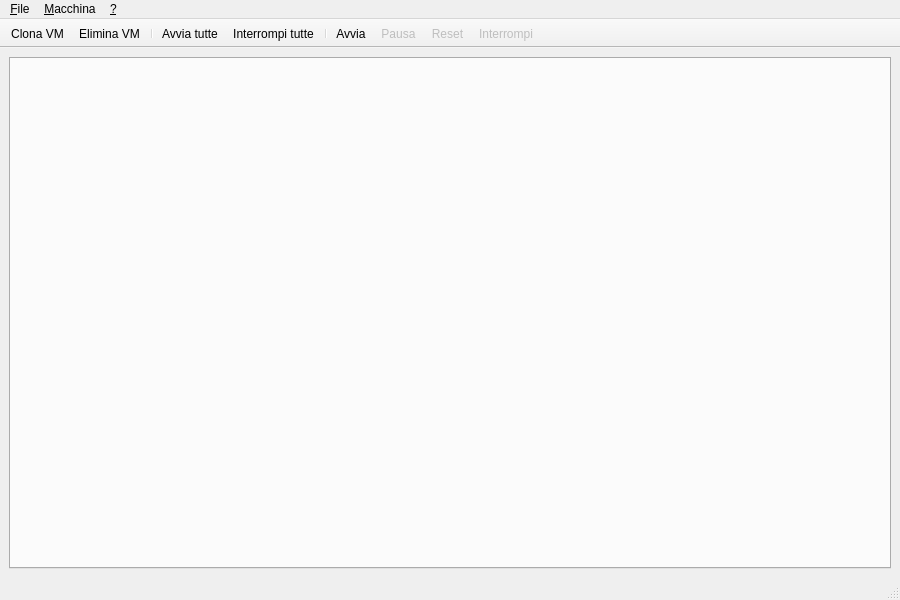
The window that src/MainWindow.ui (nanodario/vb-ant) describes before a commit, drawn with Qt 5.
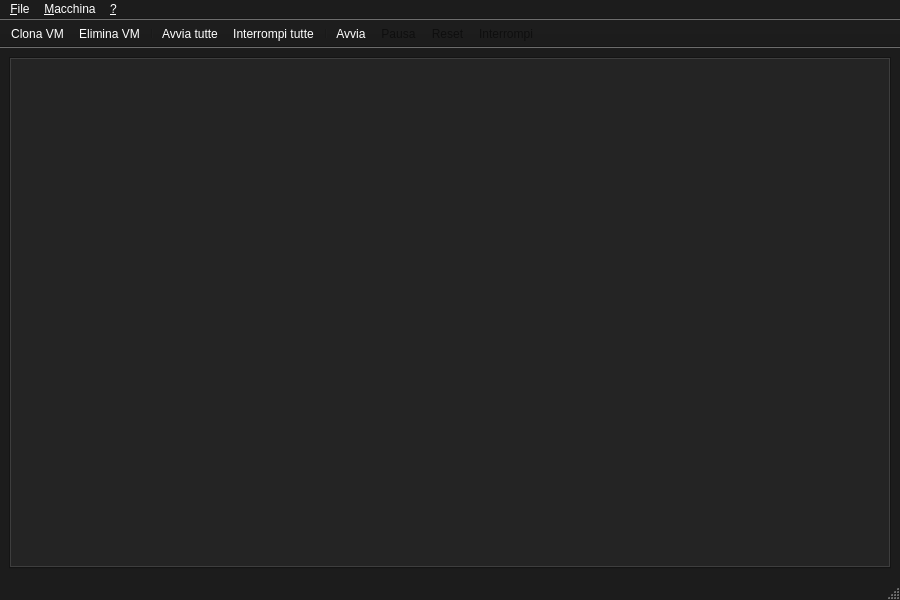
The same window after the commit. Icons and pictures are not drawn.

The edit to the form file:
```diff
--- a/src/MainWindow.ui
+++ b/src/MainWindow.ui
@@ -10,6 +10,427 @@
     <height>600</height>
    </rect>
   </property>
+  <property name="minimumSize">
+   <size>
+    <width>900</width>
+    <height>600</height>
+   </size>
+  </property>
+  <property name="palette">
+   <palette>
+    <active>
+     <colorrole role="WindowText">
+      <brush brushstyle="SolidPattern">
+       <color alpha="255">
+        <red>255</red>
+        <green>255</green>
+        <blue>255</blue>
+       </color>
+      </brush>
+     </colorrole>
+     <colorrole role="Button">
+      <brush brushstyle="SolidPattern">
+       <color alpha="255">
+        <red>28</red>
+        <green>28</green>
+        <blue>28</blue>
+       </color>
+      </brush>
+     </colorrole>
+     <colorrole role="Light">
+      <brush brushstyle="SolidPattern">
+       <color alpha="255">
+        <red>42</red>
+        <green>42</green>
+        <blue>42</blue>
+       </color>
+      </brush>
+     </colorrole>
+     <colorrole role="Midlight">
+      <brush brushstyle="SolidPattern">
+       <color alpha="255">
+        <red>35</red>
+        <green>35</green>
+        <blue>35</blue>
+       </color>
+      </brush>
+     </colorrole>
+     <colorrole role="Dark">
+      <brush brushstyle="SolidPattern">
+       <color alpha="255">
+        <red>14</red>
+        <green>14</green>
+        <blue>14</blue>
+       </color>
+      </brush>
+     </colorrole>
+     <colorrole role="Mid">
+      <brush brushstyle="SolidPattern">
+       <color alpha="255">
+        <red>18</red>
+        <green>18</green>
+        <blue>18</blue>
+       </color>
+      </brush>
+     </colorrole>
+     <colorrole role="Text">
+      <brush brushstyle="SolidPattern">
+       <color alpha="255">
+        <red>255</red>
+        <green>255</green>
+        <blue>255</blue>
+       </color>
+      </brush>
+     </colorrole>
+     <colorrole role="BrightText">
+      <brush brushstyle="SolidPattern">
+       <color alpha="255">
+        <red>255</red>
+        <green>255</green>
+        <blue>255</blue>
+       </color>
+      </brush>
+     </colorrole>
+     <colorrole role="ButtonText">
+      <brush brushstyle="SolidPattern">
+       <color alpha="255">
+        <red>255</red>
+        <green>255</green>
+        <blue>255</blue>
+       </color>
+      </brush>
+     </colorrole>
+     <colorrole role="Base">
+      <brush brushstyle="SolidPattern">
+       <color alpha="255">
+        <red>0</red>
+        <green>0</green>
+        <blue>0</blue>
+       </color>
+      </brush>
+     </colorrole>
+     <colorrole role="Window">
+      <brush brushstyle="SolidPattern">
+       <color alpha="255">
+        <red>28</red>
+        <green>28</green>
+        <blue>28</blue>
+       </color>
+      </brush>
+     </colorrole>
+     <colorrole role="Shadow">
+      <brush brushstyle="SolidPattern">
+       <color alpha="255">
+        <red>0</red>
+        <green>0</green>
+        <blue>0</blue>
+       </color>
+      </brush>
+     </colorrole>
+     <colorrole role="AlternateBase">
+      <brush brushstyle="SolidPattern">
+       <color alpha="255">
+        <red>14</red>
+        <green>14</green>
+        <blue>14</blue>
+       </color>
+      </brush>
+     </colorrole>
+     <colorrole role="ToolTipBase">
+      <brush brushstyle="SolidPattern">
+       <color alpha="255">
+        <red>255</red>
+        <green>255</green>
+        <blue>220</blue>
+       </color>
+      </brush>
+     </colorrole>
+     <colorrole role="ToolTipText">
+      <brush brushstyle="SolidPattern">
+       <color alpha="255">
+        <red>0</red>
+        <green>0</green>
+        <blue>0</blue>
+       </color>
+      </brush>
+     </colorrole>
+    </active>
+    <inactive>
+     <colorrole role="WindowText">
+      <brush brushstyle="SolidPattern">
+       <color alpha="255">
+        <red>255</red>
+        <green>255</green>
+        <blue>255</blue>
+       </color>
+      </brush>
+     </colorrole>
+     <colorrole role="Button">
+      <brush brushstyle="SolidPattern">
+       <color alpha="255">
+        <red>28</red>
+        <green>28</green>
+        <blue>28</blue>
+       </color>
+      </brush>
+     </colorrole>
+     <colorrole role="Light">
+      <brush brushstyle="SolidPattern">
+       <color alpha="255">
+        <red>42</red>
+        <green>42</green>
+        <blue>42</blue>
+       </color>
+      </brush>
+     </colorrole>
+     <colorrole role="Midlight">
+      <brush brushstyle="SolidPattern">
+       <color alpha="255">
+        <red>35</red>
+        <green>35</green>
+        <blue>35</blue>
+       </color>
+      </brush>
+     </colorrole>
+     <colorrole role="Dark">
+      <brush brushstyle="SolidPattern">
+       <color alpha="255">
+        <red>14</red>
+        <green>14</green>
+        <blue>14</blue>
+       </color>
+      </brush>
+     </colorrole>
+     <colorrole role="Mid">
+      <brush brushstyle="SolidPattern">
+       <color alpha="255">
+        <red>18</red>
+        <green>18</green>
+        <blue>18</blue>
+       </color>
+      </brush>
+     </colorrole>
+     <colorrole role="Text">
+      <brush brushstyle="SolidPattern">
+       <color alpha="255">
+        <red>255</red>
+        <green>255</green>
+        <blue>255</blue>
+       </color>
+      </brush>
+     </colorrole>
+     <colorrole role="BrightText">
+      <brush brushstyle="SolidPattern">
+       <color alpha="255">
+        <red>255</red>
+        <green>255</green>
+        <blue>255</blue>
+       </color>
+      </brush>
+     </colorrole>
+     <colorrole role="ButtonText">
+      <brush brushstyle="SolidPattern">
+       <color alpha="255">
+        <red>255</red>
+        <green>255</green>
+        <blue>255</blue>
+       </color>
+      </brush>
+     </colorrole>
+     <colorrole role="Base">
+      <brush brushstyle="SolidPattern">
+       <color alpha="255">
+        <red>0</red>
+        <green>0</green>
+        <blue>0</blue>
+       </color>
+      </brush>
+     </colorrole>
+     <colorrole role="Window">
+      <brush brushstyle="SolidPattern">
+       <color alpha="255">
+        <red>28</red>
+        <green>28</green>
+        <blue>28</blue>
+       </color>
+      </brush>
+     </colorrole>
+     <colorrole role="Shadow">
+      <brush brushstyle="SolidPattern">
+       <color alpha="255">
+        <red>0</red>
+        <green>0</green>
+        <blue>0</blue>
+       </color>
+      </brush>
+     </colorrole>
+     <colorrole role="AlternateBase">
+      <brush brushstyle="SolidPattern">
+       <color alpha="255">
+        <red>14</red>
+        <green>14</green>
+        <blue>14</blue>
+       </color>
+      </brush>
+     </colorrole>
+     <colorrole role="ToolTipBase">
+      <brush brushstyle="SolidPattern">
+       <color alpha="255">
+        <red>255</red>
+        <green>255</green>
+        <blue>220</blue>
+       </color>
+      </brush>
+     </colorrole>
+     <colorrole role="ToolTipText">
+      <brush brushstyle="SolidPattern">
+       <color alpha="255">
+        <red>0</red>
+        <green>0</green>
+        <blue>0</blue>
+       </color>
+      </brush>
+     </colorrole>
+    </inactive>
+    <disabled>
+     <colorrole role="WindowText">
+      <brush brushstyle="SolidPattern">
+       <color alpha="255">
+        <red>14</red>
+        <green>14</green>
+        <blue>14</blue>
+       </color>
+      </brush>
+     </colorrole>
+     <colorrole role="Button">
+      <brush brushstyle="SolidPattern">
+       <color alpha="255">
+        <red>28</red>
+        <green>28</green>
+        <blue>28</blue>
+       </color>
+      </brush>
+     </colorrole>
+     <colorrole role="Light">
+      <brush brushstyle="SolidPattern">
+       <color alpha="255">
+        <red>42</red>
+        <green>42</green>
+        <blue>42</blue>
+       </color>
+      </brush>
+     </colorrole>
+     <colorrole role="Midlight">
+      <brush brushstyle="SolidPattern">
+       <color alpha="255">
+        <red>35</red>
+        <green>35</green>
+        <blue>35</blue>
+       </color>
+      </brush>
+     </colorrole>
+     <colorrole role="Dark">
+      <brush brushstyle="SolidPattern">
+       <color alpha="255">
+        <red>14</red>
+        <green>14</green>
+        <blue>14</blue>
+       </color>
+      </brush>
+     </colorrole>
+     <colorrole role="Mid">
+      <brush brushstyle="SolidPattern">
+       <color alpha="255">
+        <red>18</red>
+        <green>18</green>
+        <blue>18</blue>
+       </color>
+      </brush>
+     </colorrole>
+     <colorrole role="Text">
+      <brush brushstyle="SolidPattern">
+       <color alpha="255">
+        <red>14</red>
+        <green>14</green>
+        <blue>14</blue>
+       </color>
+      </brush>
+     </colorrole>
+     <colorrole role="BrightText">
+      <brush brushstyle="SolidPattern">
+       <color alpha="255">
+        <red>255</red>
+        <green>255</green>
+        <blue>255</blue>
+       </color>
+      </brush>
+     </colorrole>
+     <colorrole role="ButtonText">
+      <brush brushstyle="SolidPattern">
+       <color alpha="255">
+        <red>14</red>
+        <green>14</green>
+        <blue>14</blue>
+       </color>
+      </brush>
+     </colorrole>
+     <colorrole role="Base">
+      <brush brushstyle="SolidPattern">
+       <color alpha="255">
+        <red>28</red>
+        <green>28</green>
+        <blue>28</blue>
+       </color>
+      </brush>
+     </colorrole>
+     <colorrole role="Window">
+      <brush brushstyle="SolidPattern">
+       <color alpha="255">
+        <red>28</red>
+        <green>28</green>
+        <blue>28</blue>
+       </color>
+      </brush>
+     </colorrole>
+     <colorrole role="Shadow">
+      <brush brushstyle="SolidPattern">
+       <color alpha="255">
+        <red>0</red>
+        <green>0</green>
+        <blue>0</blue>
+       </color>
+      </brush>
+     </colorrole>
+     <colorrole role="AlternateBase">
+      <brush brushstyle="SolidPattern">
+       <color alpha="255">
+        <red>28</red>
+        <green>28</green>
+        <blue>28</blue>
+       </color>
+      </brush>
+     </colorrole>
+     <colorrole role="ToolTipBase">
+      <brush brushstyle="SolidPattern">
+       <color alpha="255">
+        <red>255</red>
+        <green>255</green>
+        <blue>220</blue>
+       </color>
+      </brush>
+     </colorrole>
+     <colorrole role="ToolTipText">
+      <brush brushstyle="SolidPattern">
+       <color alpha="255">
+        <red>0</red>
+        <green>0</green>
+        <blue>0</blue>
+       </color>
+      </brush>
+     </colorrole>
+    </disabled>
+   </palette>
+  </property>
   <property name="windowTitle">
    <string>MainWindow</string>
   </property>
@@ -36,7 +457,422 @@
      <height>21</height>
     </rect>
    </property>
-   <widget class="QMenu" name="menu">
+   <widget class="QMenu" name="menuInfoSu">
+    <property name="palette">
+     <palette>
+      <active>
+       <colorrole role="WindowText">
+        <brush brushstyle="SolidPattern">
+         <color alpha="255">
+          <red>255</red>
+          <green>255</green>
+          <blue>255</blue>
+         </color>
+        </brush>
+       </colorrole>
+       <colorrole role="Button">
+        <brush brushstyle="SolidPattern">
+         <color alpha="255">
+          <red>28</red>
+          <green>28</green>
+          <blue>28</blue>
+         </color>
+        </brush>
+       </colorrole>
+       <colorrole role="Light">
+        <brush brushstyle="SolidPattern">
+         <color alpha="255">
+          <red>42</red>
+          <green>42</green>
+          <blue>42</blue>
+         </color>
+        </brush>
+       </colorrole>
+       <colorrole role="Midlight">
+        <brush brushstyle="SolidPattern">
+         <color alpha="255">
+          <red>35</red>
+          <green>35</green>
+          <blue>35</blue>
+         </color>
+        </brush>
+       </colorrole>
+       <colorrole role="Dark">
+        <brush brushstyle="SolidPattern">
+         <color alpha="255">
+          <red>14</red>
+          <green>14</green>
+          <blue>14</blue>
+         </color>
+        </brush>
+       </colorrole>
+       <colorrole role="Mid">
+        <brush brushstyle="SolidPattern">
+         <color alpha="255">
+          <red>18</red>
+          <green>18</green>
+          <blue>18</blue>
+         </color>
+        </brush>
+       </colorrole>
+       <colorrole role="Text">
+        <brush brushstyle="SolidPattern">
+         <color alpha="255">
+          <red>255</red>
+          <green>255</green>
+          <blue>255</blue>
+         </color>
+        </brush>
+       </colorrole>
+       <colorrole role="BrightText">
+        <brush brushstyle="SolidPattern">
+         <color alpha="255">
+          <red>255</red>
+          <green>255</green>
+          <blue>255</blue>
+         </color>
+        </brush>
+       </colorrole>
+       <colorrole role="ButtonText">
+        <brush brushstyle="SolidPattern">
+         <color alpha="255">
+          <red>255</red>
+          <green>255</green>
+          <blue>255</blue>
+         </color>
+        </brush>
+       </colorrole>
+       <colorrole role="Base">
+        <brush brushstyle="SolidPattern">
+         <color alpha="255">
+          <red>0</red>
+          <green>0</green>
+          <blue>0</blue>
+         </color>
+        </brush>
+       </colorrole>
+       <colorrole role="Window">
+        <brush brushstyle="SolidPattern">
+         <color alpha="255">
+          <red>28</red>
+          <green>28</green>
+          <blue>28</blue>
+         </color>
+        </brush>
+       </colorrole>
+       <colorrole role="Shadow">
+        <brush brushstyle="SolidPattern">
+         <color alpha="255">
+          <red>0</red>
+          <green>0</green>
+          <blue>0</blue>
+         </color>
+        </brush>
+       </colorrole>
+       <colorrole role="AlternateBase">
+        <brush brushstyle="SolidPattern">
+         <color alpha="255">
+          <red>14</red>
+          <green>14</green>
+          <blue>14</blue>
+         </color>
+        </brush>
+       </colorrole>
+       <colorrole role="ToolTipBase">
+        <brush brushstyle="SolidPattern">
+         <color alpha="255">
+          <red>255</red>
+          <green>255</green>
+          <blue>220</blue>
+         </color>
+        </brush>
+       </colorrole>
+       <colorrole role="ToolTipText">
+        <brush brushstyle="SolidPattern">
+         <color alpha="255">
+          <red>0</red>
+          <green>0</green>
+          <blue>0</blue>
+         </color>
+        </brush>
+       </colorrole>
+      </active>
+      <inactive>
+       <colorrole role="WindowText">
+        <brush brushstyle="SolidPattern">
+         <color alpha="255">
+          <red>255</red>
+          <green>255</green>
+          <blue>255</blue>
+         </color>
+        </brush>
+       </colorrole>
+       <colorrole role="Button">
+        <brush brushstyle="SolidPattern">
+         <color alpha="255">
+          <red>28</red>
+          <green>28</green>
+          <blue>28</blue>
+         </color>
+        </brush>
+       </colorrole>
+       <colorrole role="Light">
+        <brush brushstyle="SolidPattern">
+         <color alpha="255">
+          <red>42</red>
+          <green>42</green>
+          <blue>42</blue>
+         </color>
+        </brush>
+       </colorrole>
+       <colorrole role="Midlight">
+        <brush brushstyle="SolidPattern">
+         <color alpha="255">
+          <red>35</red>
+          <green>35</green>
+          <blue>35</blue>
+         </color>
+        </brush>
+       </colorrole>
+       <colorrole role="Dark">
+        <brush brushstyle="SolidPattern">
+         <color alpha="255">
+          <red>14</red>
+          <green>14</green>
+          <blue>14</blue>
+         </color>
+        </brush>
+       </colorrole>
+       <colorrole role="Mid">
+        <brush brushstyle="SolidPattern">
+         <color alpha="255">
+          <red>18</red>
+          <green>18</green>
+          <blue>18</blue>
+         </color>
+        </brush>
+       </colorrole>
+       <colorrole role="Text">
+        <brush brushstyle="SolidPattern">
+         <color alpha="255">
+          <red>255</red>
+          <green>255</green>
+          <blue>255</blue>
+         </color>
+        </brush>
+       </colorrole>
+       <colorrole role="BrightText">
+        <brush brushstyle="SolidPattern">
+         <color alpha="255">
+          <red>255</red>
+          <green>255</green>
+          <blue>255</blue>
+         </color>
+        </brush>
+       </colorrole>
+       <colorrole role="ButtonText">
+        <brush brushstyle="SolidPattern">
+         <color alpha="255">
+          <red>255</red>
+          <green>255</green>
+          <blue>255</blue>
+         </color>
+        </brush>
+       </colorrole>
+       <colorrole role="Base">
+        <brush brushstyle="SolidPattern">
+         <color alpha="255">
+          <red>0</red>
+          <green>0</green>
+          <blue>0</blue>
+         </color>
+        </brush>
+       </colorrole>
+       <colorrole role="Window">
+        <brush brushstyle="SolidPattern">
+         <color alpha="255">
+          <red>28</red>
+          <green>28</green>
+          <blue>28</blue>
+         </color>
+        </brush>
+       </colorrole>
+       <colorrole role="Shadow">
+        <brush brushstyle="SolidPattern">
+         <color alpha="255">
+          <red>0</red>
+          <green>0</green>
+          <blue>0</blue>
+         </color>
+        </brush>
+       </colorrole>
+       <colorrole role="AlternateBase">
+        <brush brushstyle="SolidPattern">
+         <color alpha="255">
+          <red>14</red>
+          <green>14</green>
+          <blue>14</blue>
+         </color>
+        </brush>
+       </colorrole>
+       <colorrole role="ToolTipBase">
+        <brush brushstyle="SolidPattern">
+         <color alpha="255">
+          <red>255</red>
+          <green>255</green>
+          <blue>220</blue>
+         </color>
+        </brush>
+       </colorrole>
+       <colorrole role="ToolTipText">
+        <brush brushstyle="SolidPattern">
+         <color alpha="255">
+          <red>0</red>
+          <green>0</green>
+          <blue>0</blue>
+         </color>
+        </brush>
+       </colorrole>
+      </inactive>
+      <disabled>
+       <colorrole role="WindowText">
+        <brush brushstyle="SolidPattern">
+         <color alpha="255">
+          <red>14</red>
+          <green>14</green>
+          <blue>14</blue>
+         </color>
+        </brush>
+       </colorrole>
+       <colorrole role="Button">
+        <brush brushstyle="SolidPattern">
+         <color alpha="255">
+          <red>28</red>
+          <green>28</green>
+          <blue>28</blue>
+         </color>
+        </brush>
+       </colorrole>
+       <colorrole role="Light">
+        <brush brushstyle="SolidPattern">
+         <color alpha="255">
+          <red>42</red>
+          <green>42</green>
+          <blue>42</blue>
+         </color>
+        </brush>
+       </colorrole>
+       <colorrole role="Midlight">
+        <brush brushstyle="SolidPattern">
+         <color alpha="255">
+          <red>35</red>
+          <green>35</green>
+          <blue>35</blue>
+         </color>
+        </brush>
+       </colorrole>
+       <colorrole role="Dark">
+        <brush brushstyle="SolidPattern">
+         <color alpha="255">
+          <red>14</red>
+          <green>14</green>
+          <blue>14</blue>
+         </color>
+        </brush>
+       </colorrole>
+       <colorrole role="Mid">
+        <brush brushstyle="SolidPattern">
+         <color alpha="255">
+          <red>18</red>
+          <green>18</green>
+          <blue>18</blue>
+         </color>
+        </brush>
+       </colorrole>
+       <colorrole role="Text">
+        <brush brushstyle="SolidPattern">
+         <color alpha="255">
+          <red>14</red>
+          <green>14</green>
+          <blue>14</blue>
+         </color>
+        </brush>
+       </colorrole>
+       <colorrole role="BrightText">
+        <brush brushstyle="SolidPattern">
+         <color alpha="255">
+          <red>255</red>
+          <green>255</green>
+          <blue>255</blue>
+         </color>
+        </brush>
+       </colorrole>
+       <colorrole role="ButtonText">
+        <brush brushstyle="SolidPattern">
+         <color alpha="255">
+          <red>14</red>
+          <green>14</green>
+          <blue>14</blue>
+         </color>
+        </brush>
+       </colorrole>
+       <colorrole role="Base">
+        <brush brushstyle="SolidPattern">
+         <color alpha="255">
+          <red>28</red>
+          <green>28</green>
+          <blue>28</blue>
+         </color>
+        </brush>
+       </colorrole>
+       <colorrole role="Window">
+        <brush brushstyle="SolidPattern">
+         <color alpha="255">
+          <red>28</red>
+          <green>28</green>
+          <blue>28</blue>
+         </color>
+        </brush>
+       </colorrole>
+       <colorrole role="Shadow">
+        <brush brushstyle="SolidPattern">
+         <color alpha="255">
+          <red>0</red>
+          <green>0</green>
+          <blue>0</blue>
+         </color>
+        </brush>
+       </colorrole>
+       <colorrole role="AlternateBase">
+        <brush brushstyle="SolidPattern">
+         <color alpha="255">
+          <red>28</red>
+          <green>28</green>
+          <blue>28</blue>
+         </color>
+        </brush>
+       </colorrole>
+       <colorrole role="ToolTipBase">
+        <brush brushstyle="SolidPattern">
+         <color alpha="255">
+          <red>255</red>
+          <green>255</green>
+          <blue>220</blue>
+         </color>
+        </brush>
+       </colorrole>
+       <colorrole role="ToolTipText">
+        <brush brushstyle="SolidPattern">
+         <color alpha="255">
+          <red>0</red>
+          <green>0</green>
+          <blue>0</blue>
+         </color>
+        </brush>
+       </colorrole>
+      </disabled>
+     </palette>
+    </property>
     <property name="title">
      <string>&amp;?</string>
     </property>
@@ -65,7 +901,7 @@
    </widget>
    <addaction name="menuFile"/>
    <addaction name="menuMacchina"/>
-   <addaction name="menu"/>
+   <addaction name="menuInfoSu"/>
   </widget>
   <widget class="QStatusBar" name="statusbar"/>
   <widget class="QToolBar" name="toolBar">
```
Left out of the diff: 867 changed lines with no effect on the pictures.
